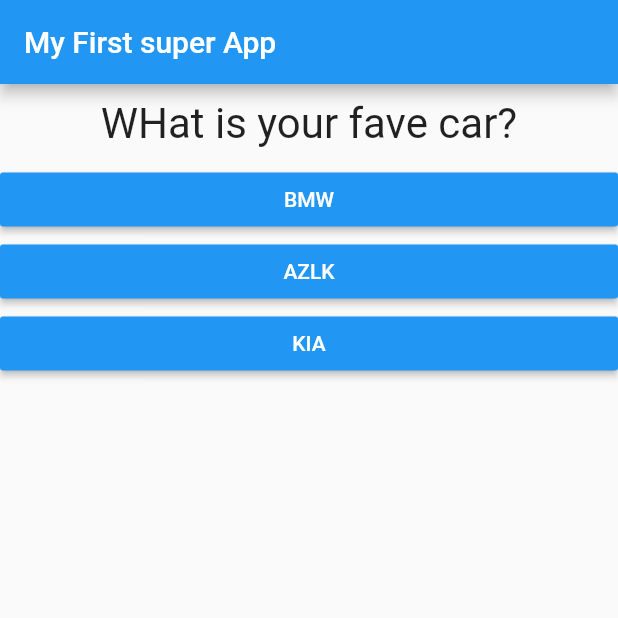
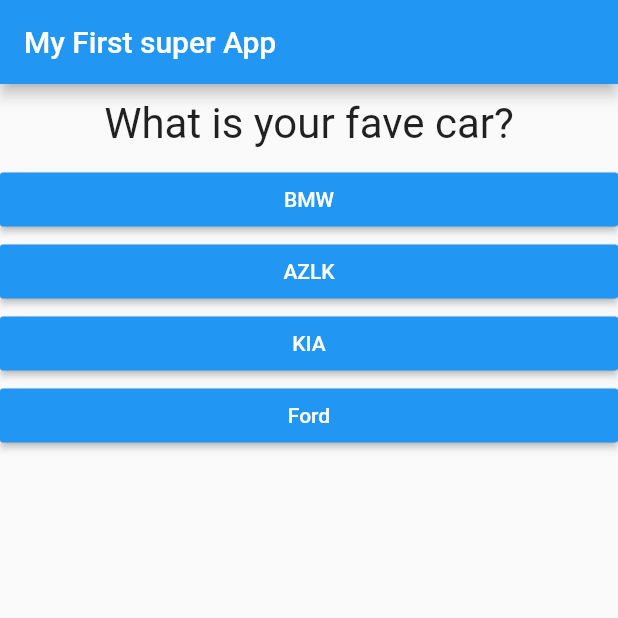
Before and after one commit to matr0s/flutter_cpmplete_guide, a Flutter app: the screen it shows after launch, after a tap on "Red", on a phone screen of 412 x 824 dp, the top half of it. Run offline on Flutter 3.47's test engine with Material 2 defaults, Android fonts, the phone set to English and light mode, and no system bars.

Commit message:
Section 47: If

```diff
--- a/lib/main.dart
+++ b/lib/main.dart
@@ -15,6 +15,22 @@ class MyApp extends StatefulWidget {
 }
 
 class _MyAppState extends State<MyApp> {
+final questions = const [
+      {
+        'questionText': 'What is your fave color?',
+        'answers': ['Red', 'White', 'Green'],
+      },
+      {
+        'questionText': 'What is your fave car?',
+        'answers': ['BMW', 'AZLK', 'KIA', 'Ford'],
+      },
+      {
+        'questionText': 'What is your fave song?',
+        'answers': ['DRDre', 'XAC', 'Green Gray'],
+      },
+    ];
+
+
   var _questionIndex = 0;
 
   void _answerQuestion() {
@@ -22,25 +38,13 @@ class _MyAppState extends State<MyApp> {
       _questionIndex += 1;
     });
     print(_questionIndex);
+   if(_questionIndex < questions.length) {
+print('We still have questions in line');
+    }
   }
 
   @override
   Widget build(BuildContext context) {
-    var questions = [
-      {
-        'questionText': 'WHat is your fave color?',
-        'answers': ['Red', 'White', 'Green'],
-      },
-      {
-        'questionText': 'WHat is your fave car?',
-        'answers': ['BMW', 'AZLK', 'KIA'],
-      },
-      {
-        'questionText': 'WHat is your fave song?',
-        'answers': ['DRDre', 'XAC', 'Green Gray'],
-      },
-    ];
-
     return MaterialApp(
       home: Scaffold(
         appBar: AppBar(
```
